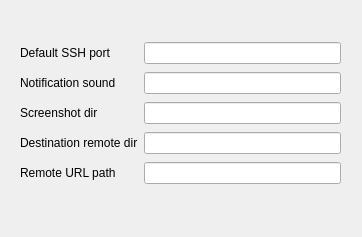
This is screenshot_sync_app/Synshot.ui in VerKnowSys/Syndir as Qt 5 draws it before an edit. The edited form follows.
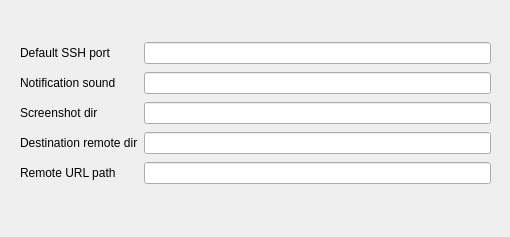
This is the edited form.

Commit message: Added auto update of settings from preferences window. Implemented working triggered configuration changes.

```diff
--- a/screenshot_sync_app/Synshot.ui
+++ b/screenshot_sync_app/Synshot.ui
@@ -9,7 +9,7 @@
    <rect>
     <x>0</x>
     <y>0</y>
-    <width>362</width>
+    <width>510</width>
     <height>237</height>
    </rect>
   </property>
@@ -27,7 +27,7 @@
     <rect>
      <x>0</x>
      <y>0</y>
-     <width>361</width>
+     <width>511</width>
      <height>230</height>
     </rect>
    </property>
```
Left out of the diff: 8 changed lines with no effect on the pictures. The commit also changes 3 other files.
